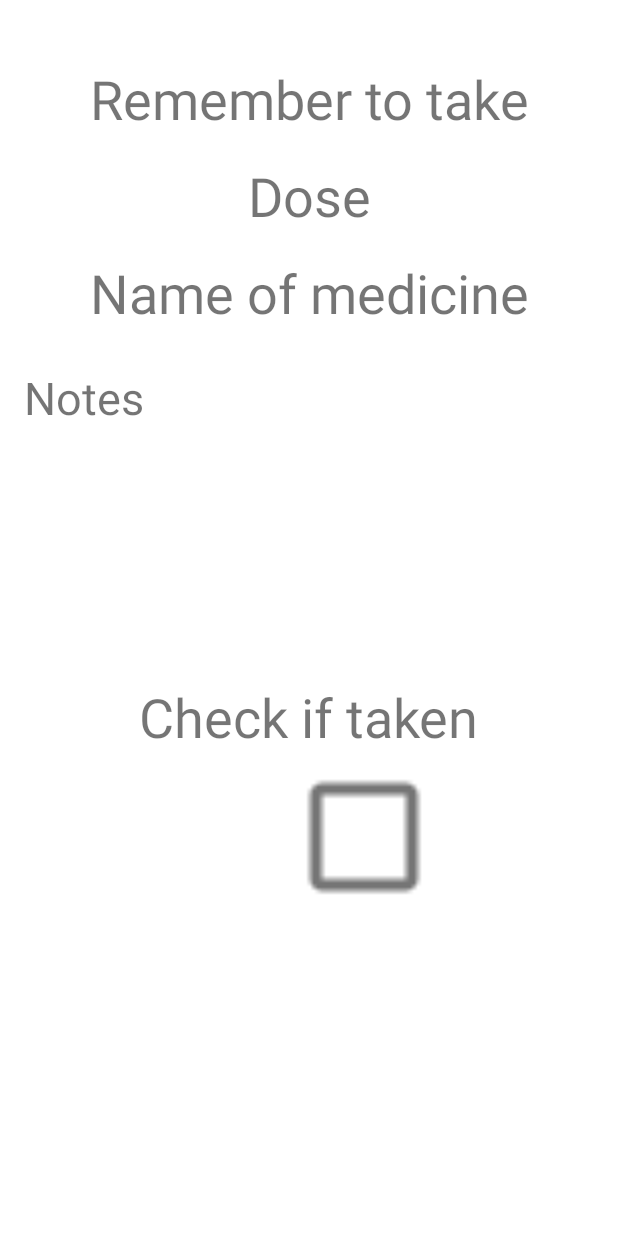
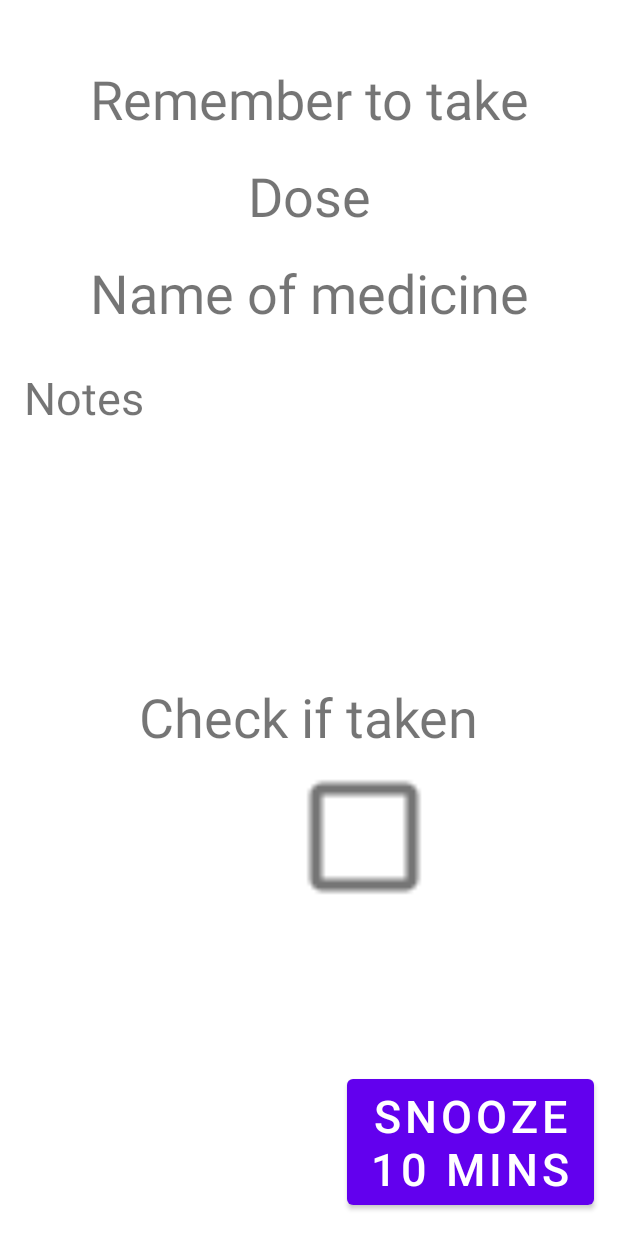
Before and after one commit to Digitaalitontut/Meds-Memory, an Android app: the Reminder screen opened directly, with no data from a screen before it, on a phone screen of 412 x 824 dp. Run offline under Robolectric (Android 15) with nearby library versions, the phone set to English and light mode, and no system bars.

Commit message:
Snooze button to activity_reminder.xml. Tiny fix to the date picker.

```diff
--- a/app/src/main/java/business/Medication.java
+++ b/app/src/main/java/business/Medication.java
@@ -1,4 +1,6 @@
 package business;
 
 public class Medication {
+
+
 }
--- a/app/src/main/java/com/example/medsmemory/AddMedication.java
+++ b/app/src/main/java/com/example/medsmemory/AddMedication.java
@@ -33,7 +33,7 @@ public class AddMedication extends AppCompatActivity {
         title.setText(R.string.text_add);
     }
 
-    // Creates a time picker when clock is clicked. Picked time then will be sent to TextView.
+    // Creates a time picker when clock icon is clicked. Picked time then will be sent to TextView.
     public void setAlarm(View view) {
         Calendar calendar = Calendar.getInstance();
         int hour = calendar.get(Calendar.HOUR_OF_DAY);
@@ -53,6 +53,7 @@ public class AddMedication extends AppCompatActivity {
         timePickerDialog.show();
     }
 
+    // Creates a date picker when calendar icon is clicked. Picked date will be sent to editText next to it.
     public void setDate(View view) {
         Calendar calendar = Calendar.getInstance();
         int day = calendar.get(Calendar.DAY_OF_MONTH);
@@ -70,7 +71,7 @@ public class AddMedication extends AppCompatActivity {
                 until.setText(set);
             }
 
-        }, day, month, year);
+        }, year, month, day);
         datePickerDialog.show();
     }
 }
--- a/app/src/main/res/layout/activity_reminder.xml
+++ b/app/src/main/res/layout/activity_reminder.xml
@@ -79,6 +79,7 @@
         android:layout_height="wrap_content"
         android:layout_marginTop="32dp"
         android:checked="false"
+        android:onClick="onCheck"
         android:scaleX="4"
         android:scaleY="4"
         app:layout_constraintEnd_toEndOf="parent"
@@ -97,4 +98,18 @@
         app:layout_constraintEnd_toEndOf="parent"
         app:layout_constraintStart_toStartOf="parent"
         app:layout_constraintTop_toTopOf="@+id/guideline2" />
+
+    <Button
+        android:id="@+id/buttonSnooze"
+        android:layout_width="wrap_content"
+        android:layout_height="wrap_content"
+        android:layout_marginEnd="16dp"
+        android:layout_marginRight="16dp"
+        android:onClick="snooze"
+        android:text="@string/button_snooze"
+        android:textSize="30sp"
+        app:layout_constraintBottom_toBottomOf="parent"
+        app:layout_constraintEnd_toEndOf="parent"
+        app:layout_constraintTop_toBottomOf="@+id/checkTaken"
+        app:layout_constraintVertical_bias="0.9" />
 </androidx.constraintlayout.widget.ConstraintLayout>
--- a/app/src/main/res/values/strings.xml
+++ b/app/src/main/res/values/strings.xml
@@ -15,7 +15,8 @@
     <string name="switch_theme">Dark mode</string>
     <string name="text_appname">MEDS MEMORY</string>
     <string name="apply_button">Apply</string>
-    <string name="button_edit">Edit medications</string>
+    <string name="button_edit">EDIT MEDICATIONS</string>
     <string name="text_alarm">Click to start alarm at</string>
     <string name="text_set">SETTING REMINDER</string>
+    <string name="button_snooze">SNOOZE\n10 mins</string>
 </resources>
```
Also changed, not shown: app/src/main/java/com/example/medsmemory/Reminder.java (+26 -0 lines).
